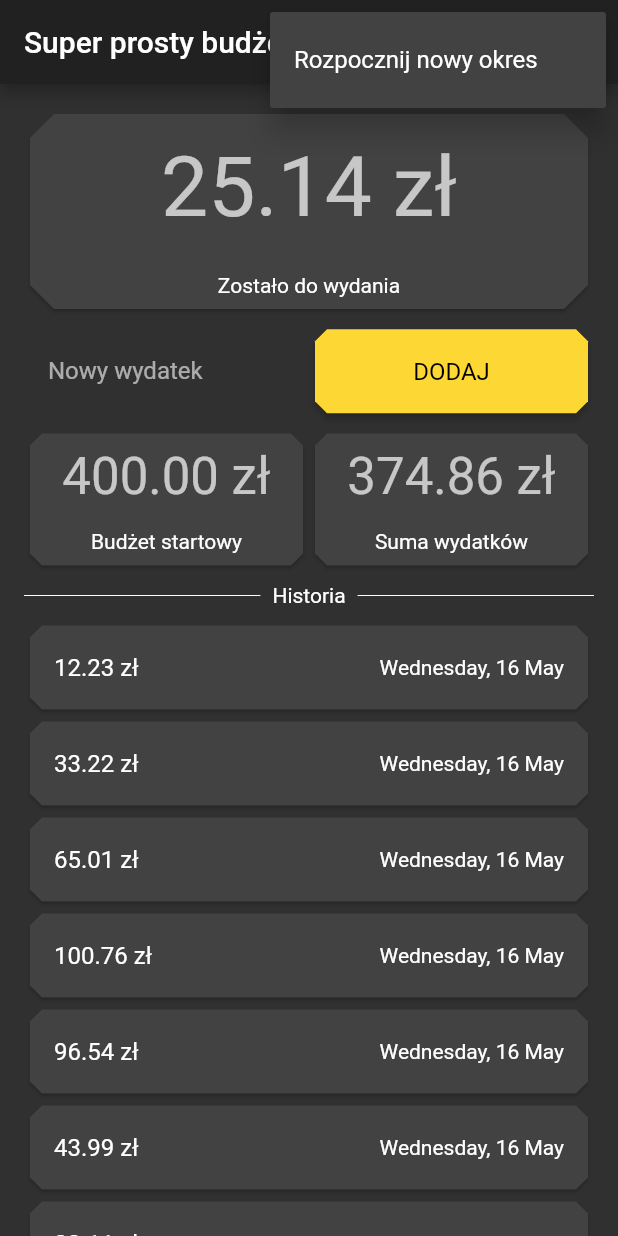
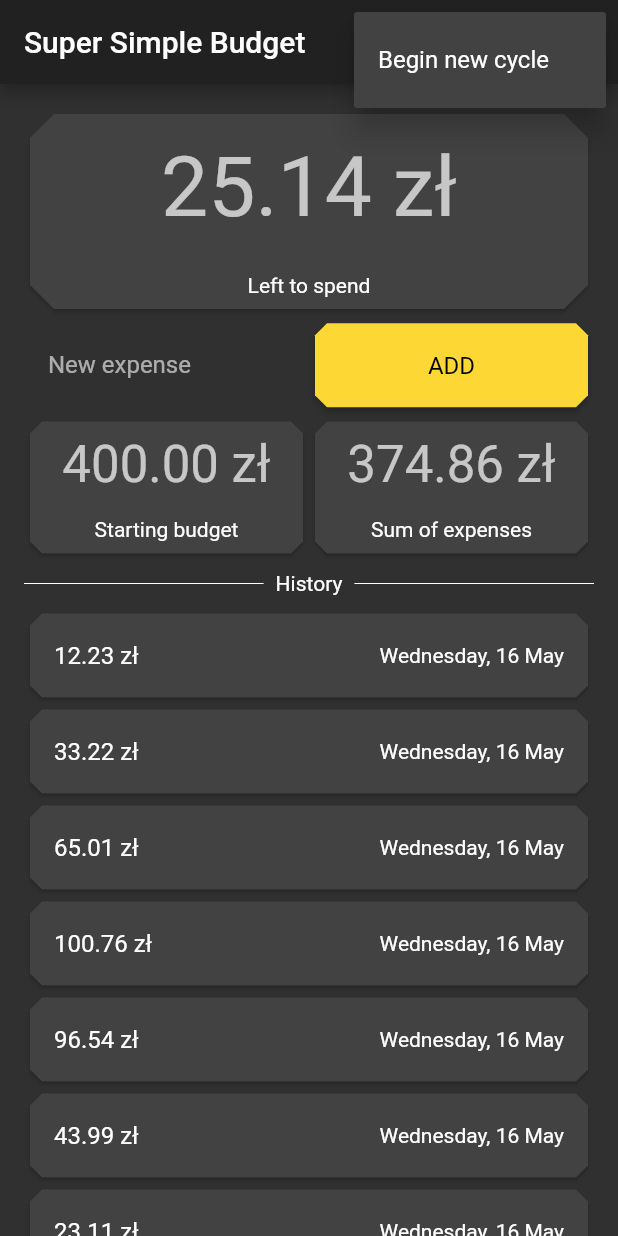
Before and after one commit to MarcinusX/super_simple_budget, a Flutter app: the screen it shows after launch, after a tap on the "more vert" icon, on a phone screen of 412 x 824 dp. Run offline on Flutter 3.47's test engine with Material 2 defaults, Android fonts, the phone set to English and light mode, and no system bars.

Commit message:
Added internationalization

```diff
--- a/lib/card_to_spend.dart
+++ b/lib/card_to_spend.dart
@@ -1,4 +1,5 @@
 import 'package:flutter/material.dart';
+import 'package:super_simple_budget/generated/i18n.dart';
 
 class CardToSpend extends StatelessWidget {
   final double leftToSpend;
@@ -23,7 +24,9 @@ class CardToSpend extends StatelessWidget {
             ),
             new Padding(
               padding: const EdgeInsets.all(8.0),
-              child: new Text("Zostało do wydania"),
+              child: new Text(S
+                  .of(context)
+                  .leftToSpend),
             ),
           ],
         ),
--- a/lib/history_divider.dart
+++ b/lib/history_divider.dart
@@ -1,4 +1,5 @@
 import 'package:flutter/material.dart';
+import 'package:super_simple_budget/generated/i18n.dart';
 
 class HistoryDivider extends StatelessWidget {
   @override
@@ -12,7 +13,9 @@ class HistoryDivider extends StatelessWidget {
         )),
         new Padding(
           padding: const EdgeInsets.all(8.0),
-          child: new Text("Historia"),
+          child: new Text(S
+              .of(context)
+              .history),
         ),
         new Expanded(
             child: new Divider(
--- a/lib/input_expense_row.dart
+++ b/lib/input_expense_row.dart
@@ -1,4 +1,5 @@
 import 'package:flutter/material.dart';
+import 'package:super_simple_budget/generated/i18n.dart';
 
 class InputExpenseRow extends StatefulWidget {
   @override
@@ -8,28 +9,35 @@ class InputExpenseRow extends StatefulWidget {
 class _InputExpenseRowState extends State<InputExpenseRow> {
   @override
   Widget build(BuildContext context) {
-    return new Row(
+    return new Padding(
+      padding: const EdgeInsets.symmetric(vertical: 4.0),
+      child: new Row(
         children: <Widget>[
           new Expanded(
             child: new Padding(
-            padding: const EdgeInsets.symmetric(vertical: 8.0, horizontal: 4.0),
+              padding: const EdgeInsets.symmetric(horizontal: 4.0),
               child: new TextField(
                 keyboardType: TextInputType.number,
                 decoration: new InputDecoration(
-                labelText: "Nowy wydatek",
+                  labelText: S
+                      .of(context)
+                      .newExpense,
                 ),
               ),
             ),
           ),
           new Expanded(
             child: new Padding(
-            padding: const EdgeInsets.symmetric(horizontal: 4.0, vertical: 8.0),
+              padding: const EdgeInsets.symmetric(horizontal: 4.0),
               child: new SizedBox(
                 height: 56.0,
                 child: new RaisedButton(
                   padding: new EdgeInsets.all(0.0),
                   child: new Text(
-                  "DODAJ",
+                    S
+                        .of(context)
+                        .add
+                        .toUpperCase(),
                     style: Theme
                         .of(context)
                         .textTheme
@@ -45,6 +53,7 @@ class _InputExpenseRowState extends State<InputExpenseRow> {
             ),
           ),
         ],
+      ),
     );
   }
 }
--- a/lib/main.dart
+++ b/lib/main.dart
@@ -1,5 +1,7 @@
 import 'package:flutter/material.dart';
+import 'package:flutter_localizations/flutter_localizations.dart';
 import 'package:super_simple_budget/cut_corners_border.dart';
+import 'package:super_simple_budget/generated/i18n.dart';
 import 'package:super_simple_budget/main_page.dart';
 
 void main() => runApp(new MyApp());
@@ -10,8 +12,13 @@ class MyApp extends StatelessWidget {
     return new MaterialApp(
       title: 'Super simple budget',
       supportedLocales: [
-        const Locale('en', 'US'),
-        const Locale('pl'),
+        const Locale('en', ''),
+        const Locale('pl', ''),
+      ],
+      localizationsDelegates: [
+        new GeneratedLocalizationsDelegate(),
+        GlobalMaterialLocalizations.delegate,
+        GlobalWidgetsLocalizations.delegate,
       ],
       theme: new ThemeData(
           inputDecorationTheme: InputDecorationTheme(
--- a/lib/main_page.dart
+++ b/lib/main_page.dart
@@ -3,6 +3,7 @@ import 'package:intl/date_symbol_data_local.dart';
 import 'package:super_simple_budget/card_to_spend.dart';
 import 'package:super_simple_budget/expense.dart';
 import 'package:super_simple_budget/expense_history_row.dart';
+import 'package:super_simple_budget/generated/i18n.dart';
 import 'package:super_simple_budget/history_divider.dart';
 import 'package:super_simple_budget/input_expense_row.dart';
 import 'package:super_simple_budget/minor_value_card.dart';
@@ -41,14 +42,18 @@ class _MainPageState extends State<MainPage> {
   Widget build(BuildContext context) {
     return new Scaffold(
       appBar: new AppBar(
-        title: new Text("Super prosty budżet"),
+        title: new Text(S
+            .of(context)
+            .appTitle),
         actions: <Widget>[
           new PopupMenuButton<String>(
             onSelected: (val) {},
             itemBuilder: (BuildContext context) => <PopupMenuItem<String>>[
-                  const PopupMenuItem<String>(
+              new PopupMenuItem<String>(
                       value: 'costam',
-                      child: const Text('Rozpocznij nowy okres')),
+                  child: new Text(S
+                      .of(context)
+                      .beginNewCycle)),
                 ],
           ),
         ],
@@ -69,13 +74,17 @@ class _MainPageState extends State<MainPage> {
                   new Expanded(
                     child: new MinorValueCard(
                       value: startBudget,
-                      label: "Budżet startowy",
+                      label: S
+                          .of(context)
+                          .startingBudget,
                     ),
                   ),
                   new Expanded(
                     child: new MinorValueCard(
                       value: spent,
-                      label: "Suma wydatków",
+                      label: S
+                          .of(context)
+                          .sumOfExpenses,
                     ),
                   ),
                 ],
--- /dev/null
+++ b/res/values/strings_en.arb
@@ -0,0 +1,10 @@
+{
+  "appTitle": "Super Simple Budget",
+  "newExpense": "New expense",
+  "add": "Add",
+  "leftToSpend": "Left to spend",
+  "startingBudget": "Starting budget",
+  "sumOfExpenses": "Sum of expenses",
+  "history": "History",
+  "beginNewCycle": "Begin new cycle"
+}
--- /dev/null
+++ b/res/values/strings_pl.arb
@@ -0,0 +1,10 @@
+{
+  "appTitle": "Super Prosty Budżet",
+  "newExpense": "Nowy wydatek",
+  "add": "Dodaj",
+  "leftToSpend": "Zostało do wydania",
+  "startingBudget": "Budżet startowy",
+  "sumOfExpenses": "Wuma wydatków",
+  "history": "Historia",
+  "beginNewCycle": "Rozpocznij nowy okres"
+}
```
Also changed, not shown: pubspec.yaml (+3 -4 lines), lib/generated/i18n.dart (added), pubspec.lock. Lines whose indentation alone changed are shown as unchanged.
